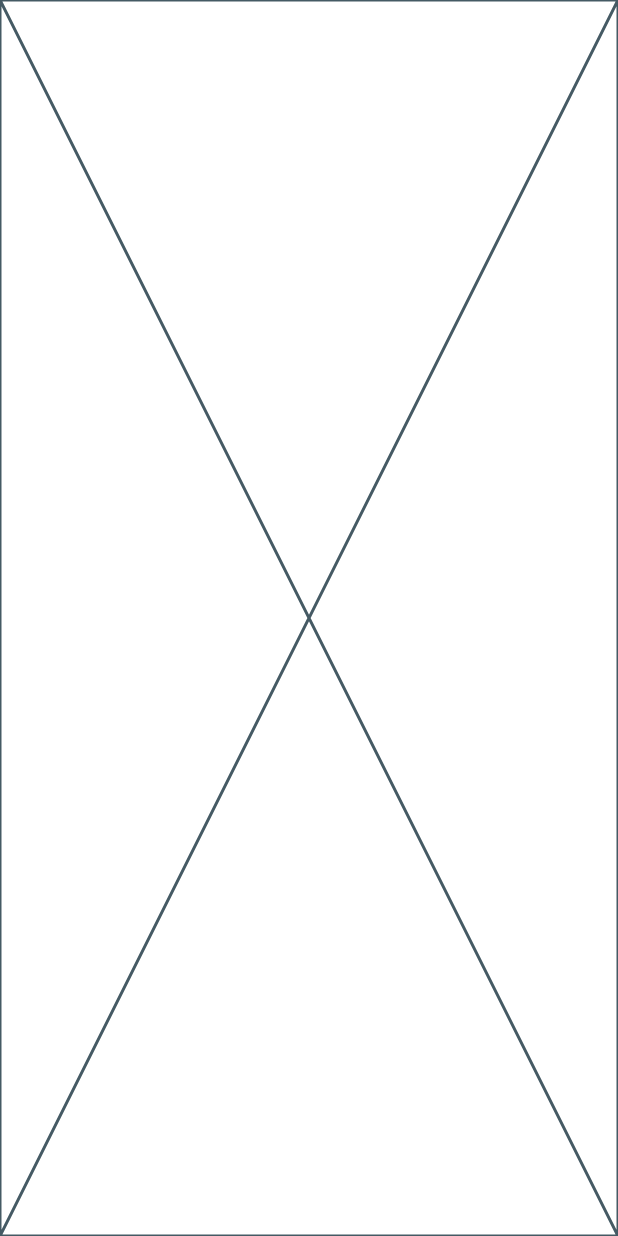
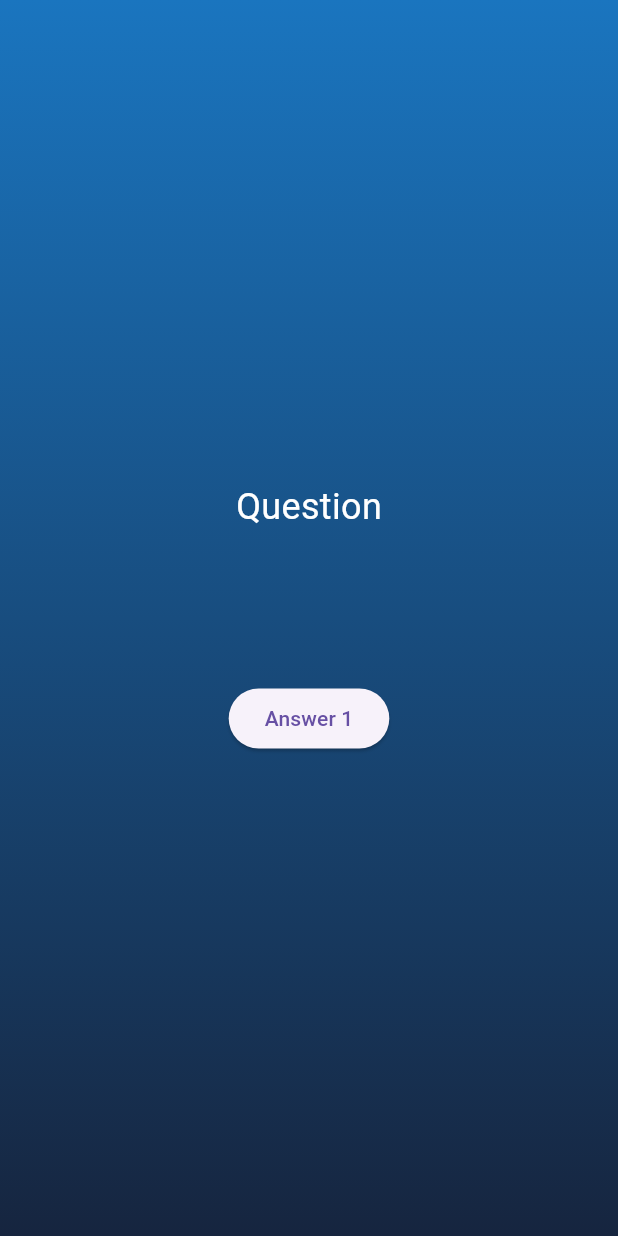
Before and after one commit to alexmortelsison/QuizApp_True_Or_False, a Flutter app: the screen it shows after launch, on a phone screen of 412 x 824 dp. Run offline on Flutter 3.47's test engine with Material 3 defaults, Android fonts, the light colour scheme and no system bars; our stand-ins replace google_fonts.

Commit message:
updated UI

```diff
--- a/lib/main.dart
+++ b/lib/main.dart
@@ -1,4 +1,5 @@
 import 'package:flutter/material.dart';
+import 'package:quiz_true_or_false/quizzly.dart';
 
 void main() {
   runApp(const Quiz());
@@ -9,6 +10,11 @@
 
   @override
   Widget build(BuildContext context) {
-    return const Placeholder();
+    return const MaterialApp(
+      debugShowCheckedModeBanner: false,
+      home: Scaffold(
+        body: Quizzly(),
+      ),
+    );
   }
 }
--- /dev/null
+++ b/lib/quizzly.dart
@@ -0,0 +1,44 @@
+import 'package:flutter/material.dart';
+import 'package:google_fonts/google_fonts.dart';
+
+class Quizzly extends StatefulWidget {
+  const Quizzly({super.key});
+
+  @override
+  State<Quizzly> createState() => _QuizzlyState();
+}
+
+class _QuizzlyState extends State<Quizzly> {
+  @override
+  Widget build(BuildContext context) {
+    return SizedBox(
+      child: Container(
+        decoration: const BoxDecoration(
+          gradient: LinearGradient(colors: [
+            Color.fromARGB(255, 26, 117, 191),
+            Color.fromARGB(255, 22, 37, 63)
+          ], begin: Alignment.topCenter, end: Alignment.bottomCenter),
+        ),
+        child: Column(
+          mainAxisAlignment: MainAxisAlignment.center,
+          children: [
+            Center(
+              child: Text(
+                "Question",
+                style: GoogleFonts.roboto(
+                  fontSize: 24,
+                  color: Colors.white,
+                ),
+              ),
+            ),
+            const SizedBox(height: 100),
+            ElevatedButton(
+              onPressed: () {},
+              child: const Text("Answer 1"),
+            )
+          ],
+        ),
+      ),
+    );
+  }
+}
--- a/pubspec.yaml
+++ b/pubspec.yaml
@@ -35,6 +35,7 @@ dependencies:
   # The following adds the Cupertino Icons font to your application.
   # Use with the CupertinoIcons class for iOS style icons.
   cupertino_icons: ^1.0.6
+  google_fonts: ^6.2.1
 
 dev_dependencies:
   flutter_test:
```
Also changed, not shown: pubspec.lock, 3 other files.
